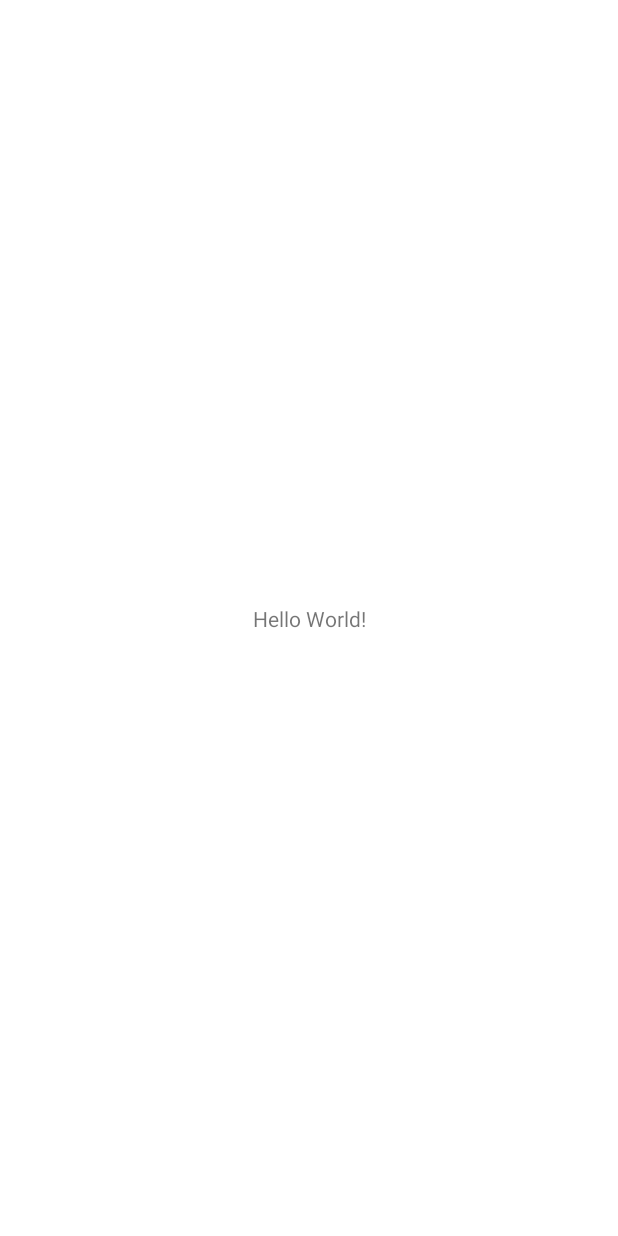
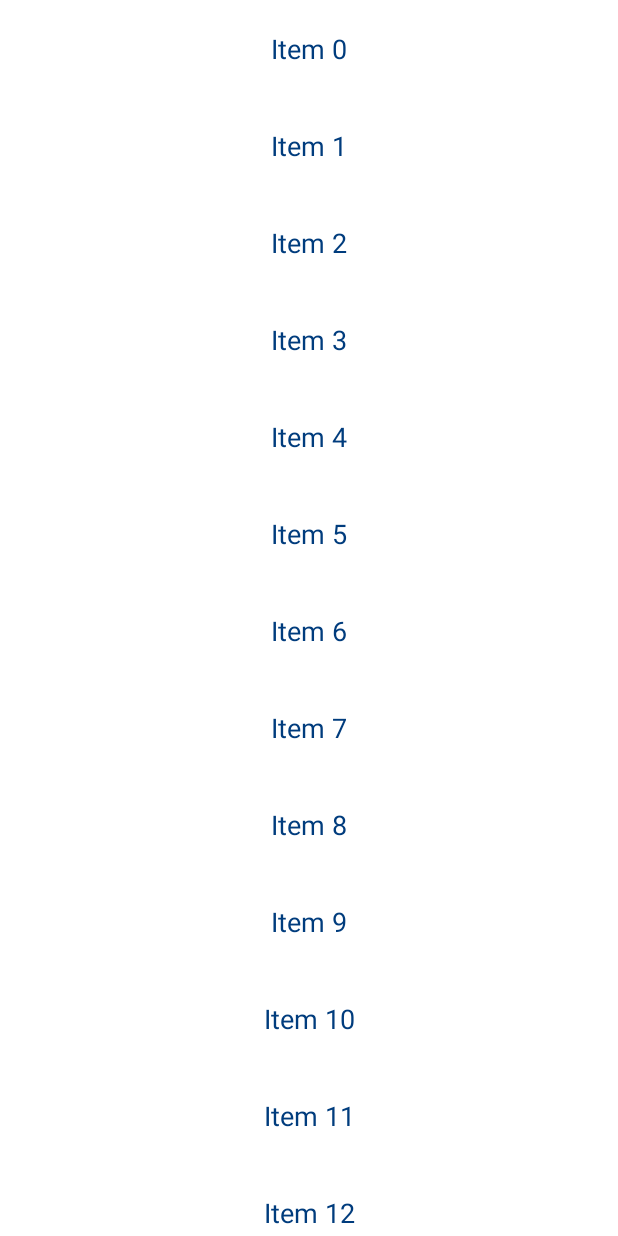
Before and after one commit to xX0ZAK0Xx/Fresh-News, an Android app: the screen it shows after launch (MainActivity), on a phone screen of 412 x 824 dp. Before the commit the screen is almost empty. Run offline under Robolectric (Android 15) with nearby library versions, the light colour scheme and no system bars.

Commit message:
base recycler added

```diff
--- a/app/src/main/java/com/example/freshnews/MainActivity.kt
+++ b/app/src/main/java/com/example/freshnews/MainActivity.kt
@@ -2,10 +2,32 @@ package com.example.freshnews
 
 import androidx.appcompat.app.AppCompatActivity
 import android.os.Bundle
+import android.widget.TextView
+import android.widget.Toast
+import androidx.recyclerview.widget.LinearLayoutManager
+import androidx.recyclerview.widget.RecyclerView
 
-class MainActivity : AppCompatActivity() {
+class MainActivity : AppCompatActivity(), NewsItemClicked {
     override fun onCreate(savedInstanceState: Bundle?) {
         super.onCreate(savedInstanceState)
         setContentView(R.layout.activity_main)
+
+        val area : RecyclerView = findViewById<RecyclerView>(R.id.newsplace)
+        area.layoutManager = LinearLayoutManager(this)
+        val items = fetchdata()
+        val adapter = NewsListAdapter(items, this)
+        area.adapter = adapter
     }
+    private fun fetchdata(): ArrayList<String>{
+        val list = ArrayList<String>()
+        for(i in 0 until 100){
+            list.add("Item $i")
+        }
+        return  list
+    }
+
+    override fun onItemClicked(item: String) {
+        Toast.makeText(this,"Clicked item $item", Toast.LENGTH_LONG).show()
+    }
+
 }
--- /dev/null
+++ b/app/src/main/java/com/example/freshnews/NewsListAdapter.kt
@@ -0,0 +1,35 @@
+package com.example.freshnews
+
+import android.view.LayoutInflater
+import android.view.View
+import android.view.ViewGroup
+import android.widget.TextView
+import androidx.recyclerview.widget.RecyclerView
+
+class NewsListAdapter(private val items: ArrayList<String>, private val listener: NewsItemClicked) : RecyclerView.Adapter<NewsViewHolder>() {
+    override fun onCreateViewHolder(parent: ViewGroup, viewType: Int): NewsViewHolder {
+        val view = LayoutInflater.from(parent.context).inflate(R.layout.item_news, parent, false)
+        val viewHolder = NewsViewHolder(view)
+        view.setOnClickListener{
+            listener.onItemClicked(items[viewHolder.adapterPosition])
+        }
+        return viewHolder
+    }
+
+    override fun onBindViewHolder(holder: NewsViewHolder, position: Int) {
+        val currentItem = items[position]
+        holder.titleView.text = currentItem
+    }
+
+    override fun getItemCount(): Int {
+        return items.size
+    }
+}
+
+class  NewsViewHolder(itemView: View) : RecyclerView.ViewHolder(itemView) {
+    val titleView : TextView = itemView.findViewById(R.id.newsTitle)
+}
+
+interface NewsItemClicked {
+    fun onItemClicked(item: String)
+}
--- a/app/src/main/res/layout/activity_main.xml
+++ b/app/src/main/res/layout/activity_main.xml
@@ -6,13 +6,14 @@
     android:layout_height="match_parent"
     tools:context=".MainActivity">
 
-    <TextView
-        android:layout_width="wrap_content"
-        android:layout_height="wrap_content"
-        android:text="Hello World!"
+    <androidx.recyclerview.widget.RecyclerView
+        android:id="@+id/newsplace"
+        android:layout_width="0dp"
+        android:layout_height="0dp"
         app:layout_constraintBottom_toBottomOf="parent"
-        app:layout_constraintEnd_toEndOf="parent"
-        app:layout_constraintStart_toStartOf="parent"
-        app:layout_constraintTop_toTopOf="parent" />
+        app:layout_constraintTop_toTopOf="parent"
+        app:layout_constraintLeft_toLeftOf="parent"
+        app:layout_constraintRight_toRightOf="parent" />
+
 
 </androidx.constraintlayout.widget.ConstraintLayout>
--- /dev/null
+++ b/app/src/main/res/layout/item_news.xml
@@ -0,0 +1,21 @@
+<?xml version="1.0" encoding="utf-8"?>
+<androidx.constraintlayout.widget.ConstraintLayout xmlns:android="http://schemas.android.com/apk/res/android"
+    xmlns:tools="http://schemas.android.com/tools"
+    android:layout_width="match_parent"
+    xmlns:app="http://schemas.android.com/apk/res-auto"
+    android:padding="20dp"
+    android:layout_height="wrap_content">
+
+    <TextView
+        android:id="@+id/newsTitle"
+        android:layout_width="0dp"
+        android:layout_height="wrap_content"
+        android:text="TextView"
+        android:textSize="18sp"
+        android:textAlignment="center"
+        android:textColor="@color/dark_blue"
+        app:layout_constraintLeft_toLeftOf="parent"
+        app:layout_constraintRight_toRightOf="parent"
+        app:layout_constraintTop_toTopOf="parent"
+        app:layout_constraintBottom_toBottomOf="parent"/>
+</androidx.constraintlayout.widget.ConstraintLayout>
```
